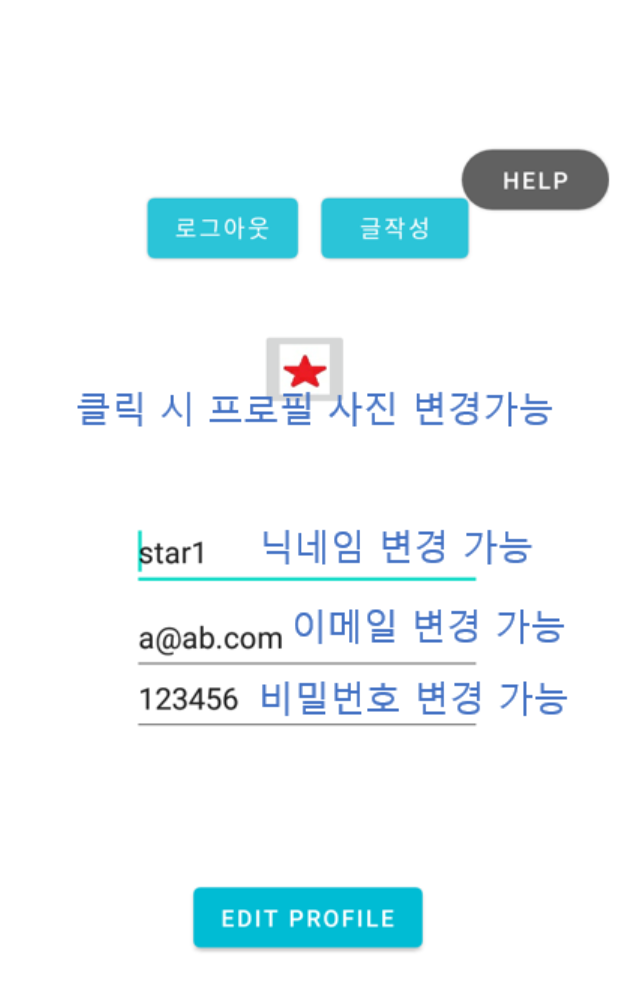
After one commit to hyunjunkimAbc/android_N_project, an Android app: the ProfileEditHelpActivity screen opened directly, with no data from a screen before it, on a phone screen of 412 x 824 dp. The commit adds this screen. Shown: the top 991 px of the screen. Run offline under Robolectric (Android 15) with nearby library versions, the phone set to English and light mode, and no system bars.

Commit message:
글자수 제약, 영어 한글 숫자 제약, ProfileEditHelpActivity 추가

```diff
--- a/app/src/main/AndroidManifest.xml
+++ b/app/src/main/AndroidManifest.xml
@@ -11,6 +11,11 @@
         android:roundIcon="@mipmap/ic_launcher_round"
         android:supportsRtl="true"
         android:theme="@style/Theme.SnsProject">
+        <activity android:name=".ProfileEditHelpActivity"
+            android:exported="false"
+            android:label="PostingEditHelpActivity"
+            android:theme="@style/Theme.SnsProject.NoActionBar"
+            />
         <activity
             android:name=".PostingsActivity"
             android:exported="false"
--- a/app/src/main/java/com/example/snsproject/PostingsActivity.kt
+++ b/app/src/main/java/com/example/snsproject/PostingsActivity.kt
@@ -81,7 +81,6 @@ class PostingsActivity : AppCompatActivity() {
             val intent = Intent(this, ProfileEditActivity::class.java)
             intent.putExtra("userNickName",myNickName)
             startActivity(intent)
-
         }
         binding.logoutButton.setOnClickListener {
             Firebase.auth.signOut()
--- /dev/null
+++ b/app/src/main/java/com/example/snsproject/ProfileEditHelpActivity.kt
@@ -0,0 +1,17 @@
+package com.example.snsproject
+
+import android.os.Bundle
+import androidx.appcompat.app.AppCompatActivity
+import com.example.snsproject.databinding.ActivityProfileEditHelpBinding
+
+
+class ProfileEditHelpActivity : AppCompatActivity() {
+    private val binding by lazy {
+        ActivityProfileEditHelpBinding.inflate(layoutInflater)
+    }
+
+    override fun onCreate(savedInstanceState: Bundle?) {
+        super.onCreate(savedInstanceState)
+        setContentView(binding.root)
+    }
+}
--- /dev/null
+++ b/app/src/main/res/layout/activity_profile_edit_help.xml
@@ -0,0 +1,16 @@
+<?xml version="1.0" encoding="utf-8"?>
+<androidx.constraintlayout.widget.ConstraintLayout xmlns:android="http://schemas.android.com/apk/res/android"
+    xmlns:app="http://schemas.android.com/apk/res-auto"
+    android:layout_width="match_parent"
+    android:layout_height="match_parent">
+
+    <ImageView
+        android:id="@+id/imageView3"
+        android:layout_width="wrap_content"
+        android:layout_height="wrap_content"
+        app:layout_constraintBottom_toBottomOf="parent"
+        app:layout_constraintEnd_toEndOf="parent"
+        app:layout_constraintStart_toStartOf="parent"
+        app:layout_constraintTop_toTopOf="parent"
+        app:srcCompat="@drawable/profile_edit_help" />
+</androidx.constraintlayout.widget.ConstraintLayout>
```
Also changed, not shown: app/src/main/java/com/example/snsproject/ProfileEditActivity.kt (+128 -88 lines), app/src/main/res/layout/activity_profile_edit.xml (+45 -2 lines), app/src/main/res/drawable/profile_edit_help.png (added).
